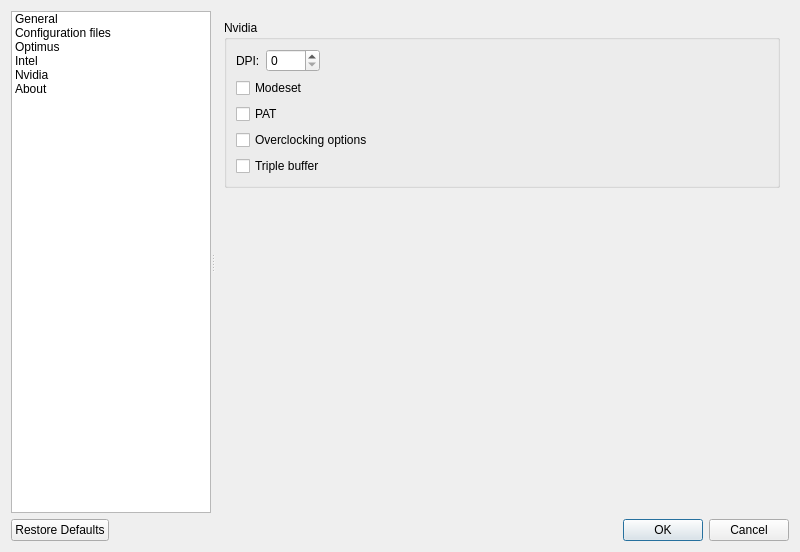
Qt form src/settingsdialog.ui (Shatur/optimus-manager-qt) before a commit.
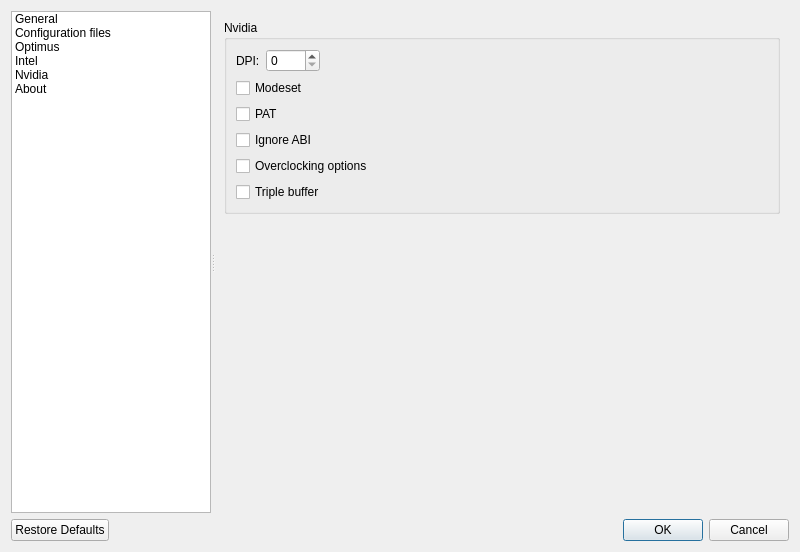
The same form after that commit. The open tabs and pages were chosen to show the change. Icons and pictures are not drawn.

Commit message: Add support for new ignore_abi option

```diff
--- a/src/settingsdialog.ui
+++ b/src/settingsdialog.ui
@@ -874,6 +874,16 @@
              </property>
             </widget>
            </item>
+           <item row="6" column="0" colspan="3">
+            <widget class="QCheckBox" name="nvidiaTripleBuffercheckBox">
+             <property name="toolTip">
+              <string>&lt;html&gt;&lt;head/&gt;&lt;body&gt;&lt;p&gt;Enable triple buffering&lt;/p&gt;&lt;/body&gt;&lt;/html&gt;</string>
+             </property>
+             <property name="text">
+              <string>Triple buffer</string>
+             </property>
+            </widget>
+           </item>
            <item row="0" column="2">
             <spacer name="nvidiaBoxSpacer">
              <property name="orientation">
@@ -907,7 +917,7 @@
              </property>
             </widget>
            </item>
-           <item row="3" column="0" colspan="3">
+           <item row="5" column="0" colspan="3">
             <widget class="QCheckBox" name="nvidiaOverclockingCheckBox">
              <property name="toolTip">
               <string>&lt;html&gt;&lt;head/&gt;&lt;body&gt;&lt;p&gt;Enable CoolBits in the Xorg configuration, which unlocks clocking options&lt;/p&gt;&lt;/body&gt;&lt;/html&gt;</string>
@@ -917,13 +927,13 @@
              </property>
             </widget>
            </item>
-           <item row="5" column="0" colspan="3">
-            <widget class="QCheckBox" name="nvidiaTripleBuffercheckBox">
+           <item row="4" column="0" colspan="3">
+            <widget class="QCheckBox" name="nvidiaIgnoreAbiCheckBox">
              <property name="toolTip">
               <string>&lt;html&gt;&lt;head/&gt;&lt;body&gt;&lt;p&gt;Enable triple buffering&lt;/p&gt;&lt;/body&gt;&lt;/html&gt;</string>
              </property>
              <property name="text">
-              <string>Triple buffer</string>
+              <string>Ignore ABI</string>
              </property>
             </widget>
            </item>
```
Left out of the diff: 22 changed lines with no effect on the pictures. The commit also changes 12 other files.
